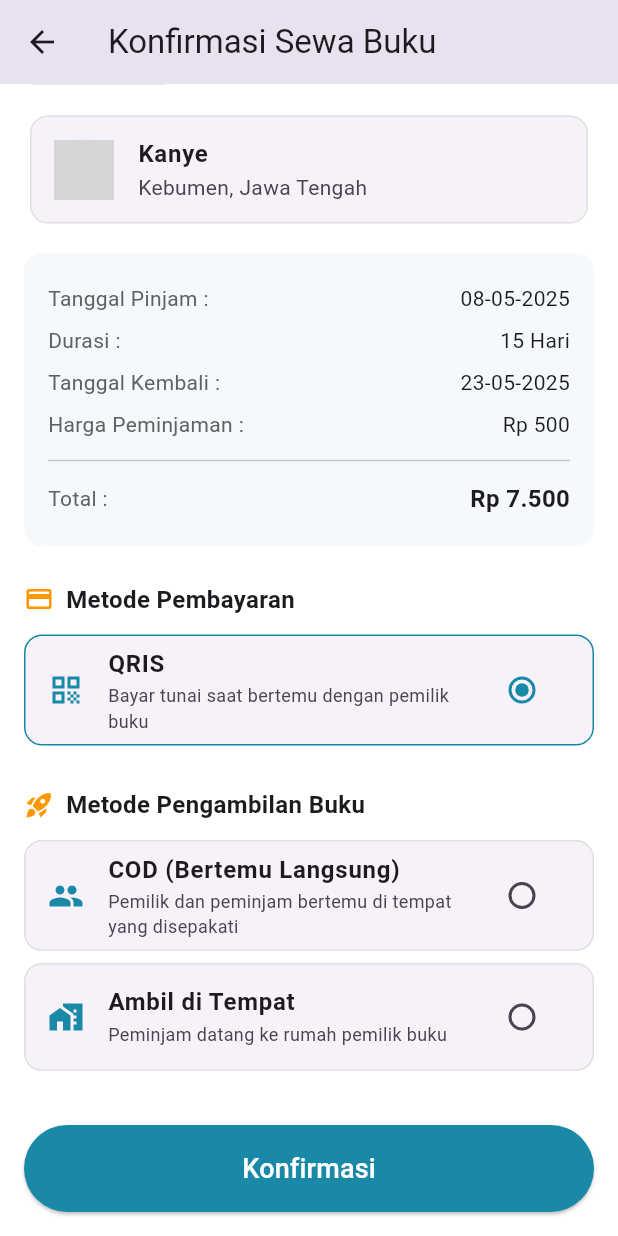
After one commit to Fiyanz/litera-app, a Flutter app: the BookingConfirmationPage screen opened directly, scrolled down 165 dp, after a tap on "QRIS", on a phone screen of 412 x 824 dp. The commit adds this screen. Run offline on Flutter 3.47's test engine with Material 3 defaults, Android fonts, the phone set to English and light mode, and no system bars; our stand-ins replace image_picker, pinput; accounts and stored records are empty; network calls fail; grey boxes are pictures that could not be loaded.

Commit message:
feat: Implement booking feature with booking model, view model, and confirmation page

```diff
--- /dev/null
+++ b/lib/features/booking/models/booking_model.dart
@@ -0,0 +1,36 @@
+class BookingModel {
+  // Detail Buku
+  final String bookTitle;
+  final String bookAuthor;
+  final String bookImageUrl;
+  final String isbn;
+  final String year;
+  final double pricePerDay;
+
+  // Detail Pemilik
+  final String ownerName;
+  final String ownerImageUrl;
+  final String ownerLocation;
+
+  // Detail Peminjaman
+  final DateTime startDate;
+  final int durationDays;
+  final DateTime endDate;
+  final double totalPrice;
+
+  BookingModel({
+    required this.bookTitle,
+    required this.bookAuthor,
+    required this.bookImageUrl,
+    required this.isbn,
+    required this.year,
+    required this.pricePerDay,
+    required this.ownerName,
+    required this.ownerImageUrl,
+    required this.ownerLocation,
+    required this.startDate,
+    required this.durationDays,
+    required this.endDate,
+    required this.totalPrice,
+  });
+}
--- /dev/null
+++ b/lib/features/booking/viewmodels/booking_viewmodel.dart
@@ -0,0 +1,66 @@
+import 'package:flutter/material.dart';
+import '../models/booking_model.dart';
+
+// Enum untuk pilihan agar kode lebih aman dan terbaca
+enum PaymentMethod { qris }
+enum PickupMethod { cod, inPlace }
+
+class BookingViewModel extends ChangeNotifier {
+  late BookingModel bookingDetails;
+
+  // State untuk pilihan pengguna
+  PaymentMethod? _selectedPaymentMethod;
+  PaymentMethod? get selectedPaymentMethod => _selectedPaymentMethod;
+
+  PickupMethod? _selectedPickupMethod;
+  PickupMethod? get selectedPickupMethod => _selectedPickupMethod;
+
+  BookingViewModel() {
+    _fetchBookingDetails();
+  }
+
+  void selectPaymentMethod(PaymentMethod? method) {
+    _selectedPaymentMethod = method;
+    notifyListeners();
+  }
+
+  void selectPickupMethod(PickupMethod? method) {
+    _selectedPickupMethod = method;
+    notifyListeners();
+  }
+
+  void confirmBooking(BuildContext context) {
+    if (_selectedPaymentMethod == null || _selectedPickupMethod == null) {
+      ScaffoldMessenger.of(context).showSnackBar(
+        const SnackBar(content: Text('Harap pilih metode pembayaran dan pengambilan.'), backgroundColor: Colors.red),
+      );
+      return;
+    }
+    // TODO: Proses konfirmasi ke backend/API
+    print('Booking dikonfirmasi!');
+    print('Payment: $_selectedPaymentMethod, Pickup: $_selectedPickupMethod');
+
+    // Navigasi ke halaman sukses atau halaman selanjutnya
+    ScaffoldMessenger.of(context).showSnackBar(
+      const SnackBar(content: Text('Konfirmasi berhasil!'), backgroundColor: Colors.green),
+    );
+  }
+
+  void _fetchBookingDetails() {
+    bookingDetails = BookingModel(
+      bookTitle: 'Laut Bercerita',
+      bookAuthor: 'Oleh Leila S. Chudori',
+      bookImageUrl: 'https://i.ibb.co/6PZHy1N/laut-bercerita.jpg', // URL gambar yang bisa diakses
+      isbn: 'ISBN 978-602-424-694-5',
+      year: 'Tahun : 2017',
+      pricePerDay: 500,
+      ownerName: 'Kanye',
+      ownerImageUrl: 'https://i.pravatar.cc/150?img=68',
+      ownerLocation: 'Kebumen, Jawa Tengah',
+      startDate: DateTime(2025, 5, 8),
+      durationDays: 15,
+      endDate: DateTime(2025, 5, 23),
+      totalPrice: 7500,
+    );
+  }
+}
--- /dev/null
+++ b/lib/features/booking/views/pages/booking_confirmation_page.dart
@@ -0,0 +1,61 @@
+import 'package:flutter/material.dart';
+import 'package:litera_app/core/theme/app_pallete.dart';
+import 'package:litera_app/features/booking/viewmodels/booking_viewmodel.dart';
+import 'package:provider/provider.dart';
+// Import semua widget baru
+import '../widgets/book_details_header.dart';
+import '../widgets/owner_info_tile.dart';
+import '../widgets/rental_details_card.dart';
+import '../widgets/payment_method_selector.dart';
+import '../widgets/pickup_method_selector.dart';
+
+class BookingConfirmationPage extends StatelessWidget {
+  const BookingConfirmationPage({super.key});
+
+  @override
+  Widget build(BuildContext context) {
+    return ChangeNotifierProvider(
+      create: (_) => BookingViewModel(),
+      child: Scaffold(
+        appBar: AppBar(title: const Text('Konfirmasi Sewa Buku')),
+        body: Consumer<BookingViewModel>(
+          builder: (context, viewModel, child) {
+            return SingleChildScrollView(
+              padding: const EdgeInsets.all(16.0),
+              child: Column(
+                crossAxisAlignment: CrossAxisAlignment.stretch,
+                children: [
+                  // Susun widget yang sudah dipisah
+                  BookDetailsHeader(details: viewModel.bookingDetails),
+                  const SizedBox(height: 16),
+                  OwnerInfoTile(details: viewModel.bookingDetails),
+                  const SizedBox(height: 16),
+                  RentalDetailsCard(details: viewModel.bookingDetails),
+                  const SizedBox(height: 24),
+                  const PaymentMethodSelector(),
+                  const SizedBox(height: 24),
+                  const PickupMethodSelector(), // Asumsikan widget ini juga sudah dibuat
+                ],
+              ),
+            );
+          },
+        ),
+        bottomNavigationBar: Consumer<BookingViewModel>(
+          builder: (context, viewModel, child) {
+            return Padding(
+              padding: const EdgeInsets.all(16.0),
+              child: ElevatedButton(
+                onPressed: () => viewModel.confirmBooking(context),
+                style: ElevatedButton.styleFrom(
+                  backgroundColor: Pallete.primaryColor,
+                  padding: const EdgeInsets.symmetric(vertical: 16),
+                ),
+                child: const Text('Konfirmasi', style: TextStyle(fontSize: 18, color: Colors.white)),
+              ),
+            );
+          },
+        ),
+      ),
+    );
+  }
+}
--- /dev/null
+++ b/lib/features/booking/views/widgets/book_details_header.dart
@@ -0,0 +1,54 @@
+import 'package:flutter/material.dart';
+import 'package:intl/intl.dart';
+import 'package:litera_app/core/theme/app_pallete.dart';
+import '../../models/booking_model.dart';
+
+class BookDetailsHeader extends StatelessWidget {
+  final BookingModel details;
+  const BookDetailsHeader({super.key, required this.details});
+
+  @override
+  Widget build(BuildContext context) {
+    return Row(
+      crossAxisAlignment: CrossAxisAlignment.start,
+      children: [
+        ClipRRect(
+          borderRadius: BorderRadius.circular(8),
+          child: Image.network(
+            details.bookImageUrl,
+            width: 100,
+            height: 150,
+            fit: BoxFit.cover,
+            errorBuilder: (context, error, stackTrace) {
+              return Container(
+                width: 100,
+                height: 150,
+                color: Colors.grey.shade200,
+                child: const Icon(Icons.book_outlined),
+              );
+            },
+          ),
+        ),
+        const SizedBox(width: 16),
+        Expanded(
+          child: Column(
+            crossAxisAlignment: CrossAxisAlignment.start,
+            children: [
+              Text(details.bookTitle, style: const TextStyle(fontSize: 20, fontWeight: FontWeight.bold)),
+              const SizedBox(height: 4),
+              Text(details.bookAuthor, style: const TextStyle(fontSize: 14, color: Colors.grey)),
+              const SizedBox(height: 8),
+              Text(details.isbn, style: const TextStyle(fontSize: 12, color: Colors.grey)),
+              Text(details.year, style: const TextStyle(fontSize: 12, color: Colors.grey)),
+              const SizedBox(height: 8),
+              Text(
+                '${NumberFormat.currency(locale: 'id_ID', symbol: 'Rp ', decimalDigits: 0).format(details.pricePerDay)}/Hari',
+                style: const TextStyle(fontSize: 16, fontWeight: FontWeight.bold, color: Pallete.primaryColor),
+              ),
+            ],
+          ),
+        ),
+      ],
+    );
+  }
+}
--- /dev/null
+++ b/lib/features/booking/views/widgets/owner_info_tile.dart
@@ -0,0 +1,23 @@
+import 'package:flutter/material.dart';
+import '../../models/booking_model.dart';
+
+class OwnerInfoTile extends StatelessWidget {
+  final BookingModel details;
+  const OwnerInfoTile({super.key, required this.details});
+
+  @override
+  Widget build(BuildContext context) {
+    return Card(
+      shape: RoundedRectangleBorder(
+        borderRadius: BorderRadius.circular(12),
+        side: BorderSide(color: Colors.grey.shade300),
+      ),
+      elevation: 0,
+      child: ListTile(
+        leading: CircleAvatar(backgroundImage: NetworkImage(details.ownerImageUrl)),
+        title: Text(details.ownerName, style: const TextStyle(fontWeight: FontWeight.bold)),
+        subtitle: Text(details.ownerLocation),
+      ),
+    );
+  }
+}
--- /dev/null
+++ b/lib/features/booking/views/widgets/payment_method_selector.dart
@@ -0,0 +1,33 @@
+// lib/features/booking/view/widgets/payment_method_selector.dart
+import 'package:flutter/material.dart';
+import 'package:litera_app/features/booking/viewmodels/booking_viewmodel.dart';
+import 'package:provider/provider.dart';
+import 'selectable_option_tile.dart';
+
+class PaymentMethodSelector extends StatelessWidget {
+  const PaymentMethodSelector({super.key});
+
+  @override
+  Widget build(BuildContext context) {
+    final viewModel = context.watch<BookingViewModel>();
+    return Column(
+      crossAxisAlignment: CrossAxisAlignment.start,
+      children: [
+        Row(children: [
+            const Icon(Icons.payment, color: Colors.orange, size: 20),
+            const SizedBox(width: 8),
+            const Text('Metode Pembayaran', style: TextStyle(fontSize: 16, fontWeight: FontWeight.bold)),
+        ]),
+        const SizedBox(height: 8),
+        SelectableOptionTile<PaymentMethod>(
+          title: 'QRIS',
+          subtitle: 'Bayar tunai saat bertemu dengan pemilik buku',
+          leadingIcon: Icons.qr_code,
+          value: PaymentMethod.qris,
+          groupValue: viewModel.selectedPaymentMethod,
+          onChanged: (val) => viewModel.selectPaymentMethod(val),
+        ),
+      ],
+    );
+  }
+}
--- /dev/null
+++ b/lib/features/booking/views/widgets/pickup_method_selector.dart
@@ -0,0 +1,40 @@
+import 'package:flutter/material.dart';
+import 'package:litera_app/features/booking/viewmodels/booking_viewmodel.dart';
+import 'package:provider/provider.dart';
+import 'selectable_option_tile.dart';
+
+class PickupMethodSelector extends StatelessWidget {
+  const PickupMethodSelector({super.key});
+
+  @override
+  Widget build(BuildContext context) {
+    final viewModel = context.watch<BookingViewModel>();
+    return Column(
+      crossAxisAlignment: CrossAxisAlignment.start,
+      children: [
+        Row(children: [
+          const Icon(Icons.rocket_launch, color: Colors.orange, size: 20),
+          const SizedBox(width: 8),
+          const Text('Metode Pengambilan Buku', style: TextStyle(fontSize: 16, fontWeight: FontWeight.bold)),
+        ]),
+        const SizedBox(height: 8),
+        SelectableOptionTile<PickupMethod>(
+          title: 'COD (Bertemu Langsung)',
+          subtitle: 'Pemilik dan peminjam bertemu di tempat yang disepakati',
+          leadingIcon: Icons.people,
+          value: PickupMethod.cod,
+          groupValue: viewModel.selectedPickupMethod,
+          onChanged: (val) => viewModel.selectPickupMethod(val),
+        ),
+        SelectableOptionTile<PickupMethod>(
+          title: 'Ambil di Tempat',
+          subtitle: 'Peminjam datang ke rumah pemilik buku',
+          leadingIcon: Icons.home_work,
+          value: PickupMethod.inPlace,
+          groupValue: viewModel.selectedPickupMethod,
+          onChanged: (val) => viewModel.selectPickupMethod(val),
+        ),
+      ],
+    );
+  }
+}
--- /dev/null
+++ b/lib/features/booking/views/widgets/rental_details_card.dart
@@ -0,0 +1,43 @@
+import 'package:flutter/material.dart';
+import 'package:intl/intl.dart';
+import 'package:litera_app/core/theme/app_pallete.dart';
+import '../../models/booking_model.dart';
+
+class RentalDetailsCard extends StatelessWidget {
+  final BookingModel details;
+  const RentalDetailsCard({super.key, required this.details});
+
+  @override
+  Widget build(BuildContext context) {
+    return Container(
+      padding: const EdgeInsets.all(16),
+      decoration: BoxDecoration(
+        color: Pallete.secondaryColor.withOpacity(0.1),
+        borderRadius: BorderRadius.circular(12),
+      ),
+      child: Column(
+        children: [
+          _buildDetailRow('Tanggal Pinjam :', DateFormat('dd-MM-yyyy').format(details.startDate)),
+          _buildDetailRow('Durasi :', '${details.durationDays} Hari'),
+          _buildDetailRow('Tanggal Kembali :', DateFormat('dd-MM-yyyy').format(details.endDate)),
+          _buildDetailRow('Harga Peminjaman :', NumberFormat.currency(locale: 'id_ID', symbol: 'Rp ', decimalDigits: 0).format(details.pricePerDay)),
+          const Divider(height: 20),
+          _buildDetailRow('Total :', NumberFormat.currency(locale: 'id_ID', symbol: 'Rp ', decimalDigits: 0).format(details.totalPrice), isTotal: true),
+        ],
+      ),
+    );
+  }
+
+  Widget _buildDetailRow(String label, String value, {bool isTotal = false}) {
+    return Padding(
+      padding: const EdgeInsets.symmetric(vertical: 4.0),
+      child: Row(
+        mainAxisAlignment: MainAxisAlignment.spaceBetween,
+        children: [
+          Text(label, style: TextStyle(color: Colors.grey.shade700)),
+          Text(value, style: TextStyle(fontWeight: isTotal ? FontWeight.bold : FontWeight.normal, fontSize: isTotal ? 16 : 14)),
+        ],
+      ),
+    );
+  }
+}
--- /dev/null
+++ b/lib/features/booking/views/widgets/selectable_option_tile.dart
@@ -0,0 +1,54 @@
+// lib/features/booking/view/widgets/selectable_option_tile.dart
+import 'package:flutter/material.dart';
+import 'package:litera_app/core/theme/app_pallete.dart';
+
+class SelectableOptionTile<T> extends StatelessWidget {
+  final String title;
+  final String subtitle;
+  final IconData leadingIcon;
+  final T value;
+  final T? groupValue;
+  final Function(T?) onChanged;
+
+  const SelectableOptionTile({
+    super.key,
+    required this.title,
+    required this.subtitle,
+    required this.leadingIcon,
+    required this.value,
+    required this.groupValue,
+    required this.onChanged,
+  });
+
+  @override
+  Widget build(BuildContext context) {
+    return Card(
+      margin: const EdgeInsets.symmetric(vertical: 4),
+      shape: RoundedRectangleBorder(
+        borderRadius: BorderRadius.circular(12),
+        side: BorderSide(color: groupValue == value ? Pallete.primaryColor : Colors.grey.shade300),
+      ),
+      elevation: 0,
+      child: ListTile(
+        leading: Icon(leadingIcon, color: Pallete.primaryColor),
+
+        title: Text(title, style: const TextStyle(fontWeight: FontWeight.bold)),
+        subtitle: Text(subtitle, style: const TextStyle(fontSize: 12)),
+
+        trailing: Radio<T>(
+          value: value,
+          groupValue: groupValue,
+          onChanged: onChanged,
+          activeColor: Pallete.primaryColor,
+        ),
+
+        onTap: () {
+          // Jika belum terpilih, panggil onChanged
+          if (groupValue != value) {
+            onChanged(value);
+          }
+        },
+      ),
+    );
+  }
+}
```
Also changed, not shown: lib/features/balance/viewmodels/balance_viewmodel.dart (+15 -10 lines), lib/features/balance/views/pages/withdrawal_success_page.dart (added, +124 -0 lines), lib/features/profile/view/pages/profile_page.dart (+11 -0 lines).
